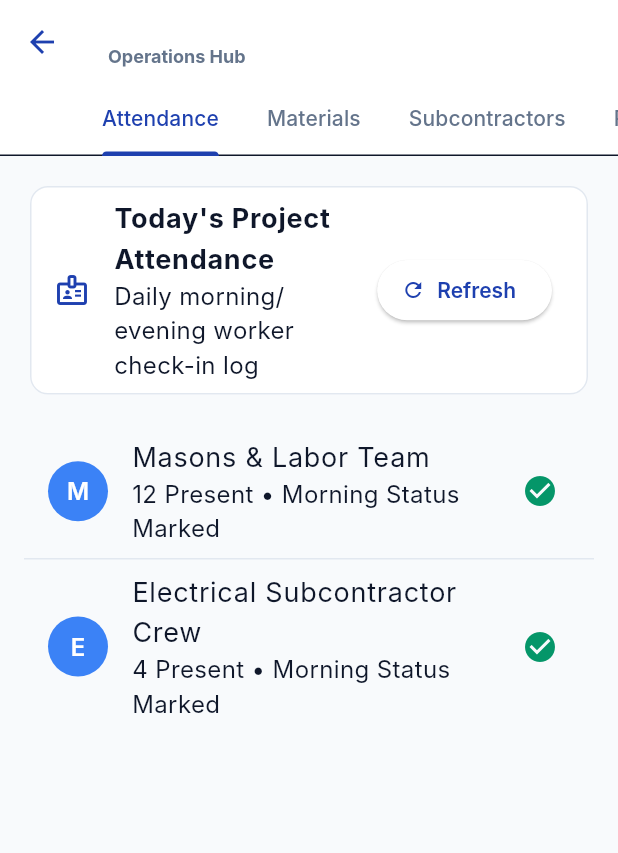
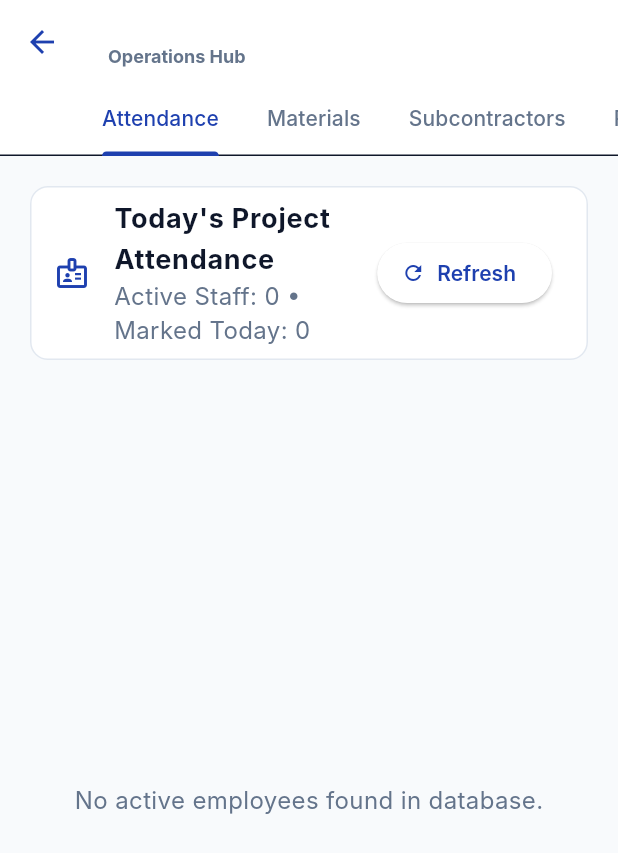
Before and after one commit to najibcode/ibuild, a Flutter app: the ProjectOperationsScreen screen opened directly with empty values, on a phone screen of 412 x 824 dp. Shown: the top 853 px of the screen. Run offline on Flutter 3.47's test engine with Material 3 defaults, Android fonts, the phone set to English and light mode, and no system bars; our stand-ins replace cached_network_image, fl_chart, flutter_dotenv, flutter_riverpod, go_router, image_picker and 2 more; accounts and stored records are empty; Roboto replaces fonts that are missing (Inter).

Commit message:
feat: integrate attendance controller and display dynamic employee status list in project operations screen

```diff
--- a/lib/features/projects/presentation/screens/project_operations_screen.dart
+++ b/lib/features/projects/presentation/screens/project_operations_screen.dart
@@ -18,6 +18,8 @@ import '../../../subcontractors/data/repositories/supabase_subcontractor_reposit
 import '../../../inventory/data/models/inventory_item_model.dart';
 import '../../../inventory/presentation/controllers/inventory_controller.dart';
 import '../../../attendance/domain/repositories/attendance_repository.dart';
+import '../../../attendance/presentation/controllers/attendance_controller.dart';
+import '../../../attendance/data/models/attendance_model.dart';
 
 // Providers
 final projectChecklistProvider = FutureProvider.family<List<ChecklistItem>, String>((ref, projectId) async {
@@ -139,21 +141,26 @@ class _ProjectOperationsScreenState extends ConsumerState<ProjectOperationsScree
 
   // 1. Attendance Tab
   Widget _buildAttendanceTab() {
+    final attendanceState = ref.watch(attendanceControllerProvider);
+    final activeEmployees = attendanceState.activeEmployees;
+    final loggedAttendance = attendanceState.attendanceList;
+
     return Padding(
       padding: const EdgeInsets.all(16.0),
       child: Column(
         crossAxisAlignment: CrossAxisAlignment.start,
         children: [
           Card(
-            color: AppColors.surfaceWhite,
+            color: AppColors.cardBg(context),
             child: ListTile(
-              leading: const Icon(Icons.badge_outlined, color: AppColors.primary),
-              title: const Text('Today\'s Project Attendance', style: TextStyle(fontWeight: FontWeight.bold)),
-              subtitle: const Text('Daily morning/evening worker check-in log'),
+              leading: Icon(Icons.badge_outlined, color: AppColors.primaryColor(context)),
+              title: Text('Today\'s Project Attendance', style: TextStyle(fontWeight: FontWeight.bold, color: AppColors.text(context))),
+              subtitle: Text(
+                'Active Staff: ${activeEmployees.length} • Marked Today: ${loggedAttendance.length}',
+                style: TextStyle(color: AppColors.mutedText(context)),
+              ),
               trailing: ElevatedButton.icon(
-                onPressed: () => ScaffoldMessenger.of(context).showSnackBar(
-                  const SnackBar(content: Text('Attendance log refreshed')),
-                ),
+                onPressed: () => ref.read(attendanceControllerProvider.notifier).loadAttendanceForToday(),
                 icon: const Icon(Icons.refresh, size: 16),
                 label: const Text('Refresh'),
               ),
@@ -161,23 +168,56 @@ class _ProjectOperationsScreenState extends ConsumerState<ProjectOperationsScree
           ),
           const SizedBox(height: 16),
           Expanded(
-            child: ListView(
-              children: const [
-                ListTile(
-                  leading: CircleAvatar(child: Text('M')),
-                  title: Text('Masons & Labor Team'),
-                  subtitle: Text('12 Present • Morning Status Marked'),
-                  trailing: Icon(Icons.check_circle, color: AppColors.secondary),
-                ),
-                Divider(),
-                ListTile(
-                  leading: CircleAvatar(child: Text('E')),
-                  title: Text('Electrical Subcontractor Crew'),
-                  subtitle: Text('4 Present • Morning Status Marked'),
-                  trailing: Icon(Icons.check_circle, color: AppColors.secondary),
-                ),
-              ],
-            ),
+            child: attendanceState.isLoading
+                ? const Center(child: CircularProgressIndicator())
+                : activeEmployees.isEmpty
+                    ? Center(
+                        child: Text(
+                          'No active employees found in database.',
+                          style: TextStyle(color: AppColors.mutedText(context)),
+                        ),
+                      )
+                    : ListView.builder(
+                        itemCount: activeEmployees.length,
+                        itemBuilder: (context, i) {
+                          final emp = activeEmployees[i];
+                          final record = loggedAttendance.firstWhere(
+                            (a) => a.employeeId == emp.id,
+                            orElse: () => Attendance(
+                              id: '',
+                              employeeId: emp.id,
+                              date: DateTime.now().toIso8601String().substring(0, 10),
+                              morningStatus: 'Absent',
+                              eveningStatus: 'Absent',
+                            ),
+                          );
+
+                          final isPresent = record.morningStatus == 'Present' || record.eveningStatus == 'Present';
+
+                          return Card(
+                            color: AppColors.cardBg(context),
+                            margin: const EdgeInsets.only(bottom: 8),
+                            child: ListTile(
+                              leading: CircleAvatar(
+                                backgroundColor: isPresent ? AppColors.secondary : AppColors.mutedText(context),
+                                child: Text(
+                                  emp.name.isNotEmpty ? emp.name.substring(0, 1).toUpperCase() : 'E',
+                                  style: const TextStyle(color: Colors.white, fontWeight: FontWeight.bold),
+                                ),
+                              ),
+                              title: Text(emp.name, style: TextStyle(fontWeight: FontWeight.bold, color: AppColors.text(context))),
+                              subtitle: Text(
+                                'Role: ${emp.role.toUpperCase()} • Morning: ${record.morningStatus} | Evening: ${record.eveningStatus}',
+                                style: TextStyle(fontSize: 12, color: AppColors.mutedText(context)),
+                              ),
+                              trailing: Icon(
+                                isPresent ? Icons.check_circle : Icons.cancel_outlined,
+                                color: isPresent ? AppColors.secondary : AppColors.error,
+                              ),
+                            ),
+                          );
+                        },
+                      ),
           ),
         ],
       ),
```
